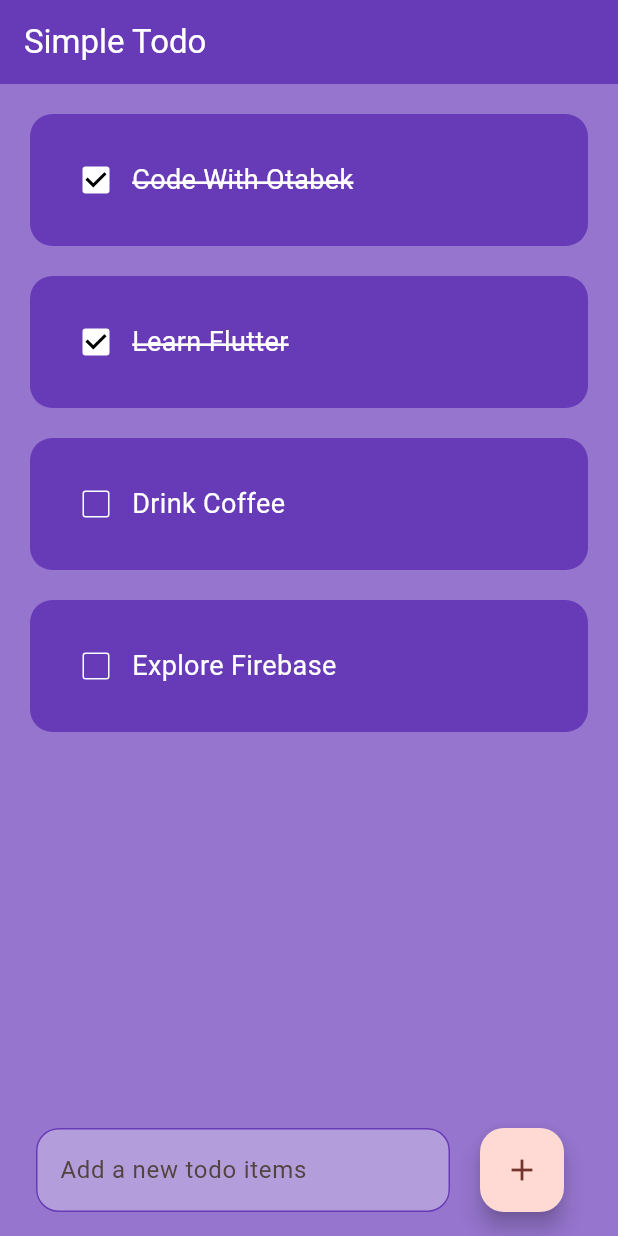
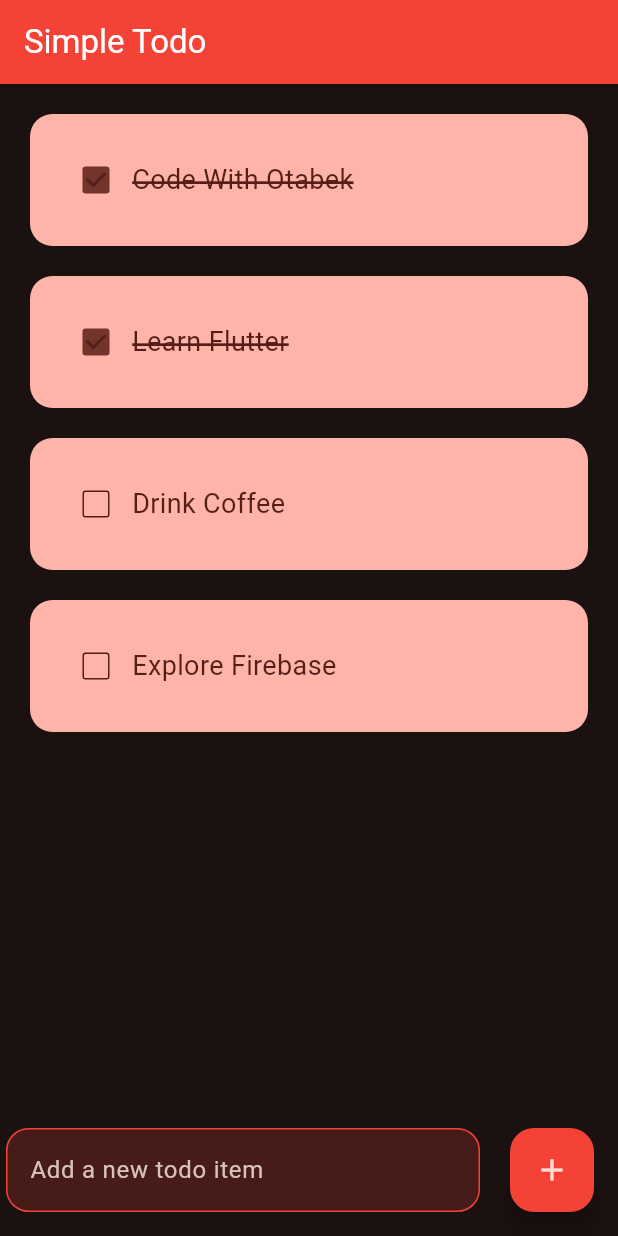
Before and after one commit to Gaitan19/flutterClass, a Flutter app: the screen it shows after launch, on a phone screen of 412 x 824 dp. Run offline on Flutter 3.47's test engine with Material 3 defaults, Android fonts, the light colour scheme and no system bars; drawn by our look-alikes of flutter_slidable.

Commit message:
refactor: Update theme colors and styles for improved UI consistency

```diff
--- a/flutterProyects/todo_list/lib/config/theme/app_theme.dart
+++ b/flutterProyects/todo_list/lib/config/theme/app_theme.dart
@@ -1,9 +1,7 @@
 import 'package:flutter/material.dart';
 
-const Color _customColor = Color(0xFF5c11d4);
-
 const List<Color> _colorsThemes = [
-  _customColor,
+  Color(0xFF5c11d4), // Custom Purple
   Colors.blue,
   Colors.red,
   Colors.green,
@@ -23,8 +21,33 @@ class AppTheme {
   ThemeData theme() {
     return ThemeData(
       useMaterial3: true,
-      colorSchemeSeed: _colorsThemes[selectedColor],
-      // brightness: Brightness.dark
+      colorScheme: ColorScheme.fromSeed(
+        seedColor: _colorsThemes[selectedColor],
+        brightness: Brightness.dark,
+      ),
+      appBarTheme: AppBarTheme(
+        backgroundColor: _colorsThemes[selectedColor],
+        foregroundColor: Colors.white,
+      ),
+      floatingActionButtonTheme: FloatingActionButtonThemeData(
+        backgroundColor: _colorsThemes[selectedColor],
+      ),
+      inputDecorationTheme: InputDecorationTheme(
+        filled: true,
+        fillColor: _colorsThemes[selectedColor].withOpacity(0.2),
+        enabledBorder: OutlineInputBorder(
+          borderSide: BorderSide(
+            color: _colorsThemes[selectedColor],
+          ),
+          borderRadius: BorderRadius.circular(15),
+        ),
+        focusedBorder: OutlineInputBorder(
+          borderSide: BorderSide(
+            color: _colorsThemes[selectedColor],
+          ),
+          borderRadius: BorderRadius.circular(15),
+        ),
+      ),
     );
   }
 }
--- a/flutterProyects/todo_list/lib/pages/home_page.dart
+++ b/flutterProyects/todo_list/lib/pages/home_page.dart
@@ -39,13 +39,8 @@ class _HomePageState extends State<HomePage> {
   @override
   Widget build(BuildContext context) {
     return Scaffold(
-      backgroundColor: Colors.deepPurple.shade300,
       appBar: AppBar(
-        title: const Text(
-          'Simple Todo',
-        ),
-        backgroundColor: Colors.deepPurple,
-        foregroundColor: Colors.white,
+        title: const Text('Simple Todo'),
       ),
       body: ListView.builder(
         itemCount: toDoList.length,
@@ -58,33 +53,15 @@ class _HomePageState extends State<HomePage> {
           );
         },
       ),
-      floatingActionButton: Padding(
-        padding: const EdgeInsets.symmetric(horizontal: 20),
-        child: Row(
+      floatingActionButton: Row(
         children: [
           Expanded(
             child: Padding(
-                padding: const EdgeInsets.symmetric(
-                  horizontal: 20,
-                ),
+              padding: const EdgeInsets.symmetric(horizontal: 20),
               child: TextField(
                 controller: _controller,
-                  decoration: InputDecoration(
-                    hintText: 'Add a new todo items',
-                    filled: true,
-                    fillColor: Colors.deepPurple.shade200,
-                    enabledBorder: OutlineInputBorder(
-                      borderSide: const BorderSide(
-                        color: Colors.deepPurple,
-                      ),
-                      borderRadius: BorderRadius.circular(15),
-                    ),
-                    focusedBorder: OutlineInputBorder(
-                      borderSide: const BorderSide(
-                        color: Colors.deepPurple,
-                      ),
-                      borderRadius: BorderRadius.circular(15),
-                    ),
+                decoration: const InputDecoration(
+                  hintText: 'Add a new todo item',
                 ),
               ),
             ),
@@ -95,7 +72,6 @@ class _HomePageState extends State<HomePage> {
           ),
         ],
       ),
-      ),
     );
   }
 }
--- a/flutterProyects/todo_list/lib/utils/todo_list.dart
+++ b/flutterProyects/todo_list/lib/utils/todo_list.dart
@@ -17,6 +17,7 @@ class TodoList extends StatelessWidget {
 
   @override
   Widget build(BuildContext context) {
+    final theme = Theme.of(context);
     return Padding(
       padding: const EdgeInsets.only(
         top: 20,
@@ -32,13 +33,15 @@ class TodoList extends StatelessWidget {
               onPressed: deleteFunction,
               icon: Icons.delete,
               borderRadius: BorderRadius.circular(15),
+              backgroundColor: theme.colorScheme.error,
+              foregroundColor: theme.colorScheme.onError,
             ),
           ],
         ),
         child: Container(
           padding: const EdgeInsets.all(20),
           decoration: BoxDecoration(
-            color: Colors.deepPurple,
+            color: theme.colorScheme.primary,
             borderRadius: BorderRadius.circular(15),
           ),
           child: Row(
@@ -46,22 +49,24 @@ class TodoList extends StatelessWidget {
               Checkbox(
                 value: taskCompleted,
                 onChanged: onChanged,
-                checkColor: Colors.black,
-                activeColor: Colors.white,
-                side: const BorderSide(
-                  color: Colors.white,
+                checkColor: theme.colorScheme.onPrimary,
+                activeColor: theme.colorScheme.primaryContainer,
+                side: BorderSide(
+                  color: theme.colorScheme.onPrimary,
                 ),
               ),
-              Text(
+              Expanded(
+                child: Text(
                   taskName,
                   style: TextStyle(
-                  color: Colors.white,
+                    color: theme.colorScheme.onPrimary,
                     fontSize: 18,
                     decoration: taskCompleted
                         ? TextDecoration.lineThrough
                         : TextDecoration.none,
-                  decorationColor: Colors.white,
+                    decorationColor: theme.colorScheme.onPrimary,
                     decorationThickness: 2,
+                  ),
                 ),
               ),
             ],
```
Lines whose indentation alone changed are shown as unchanged.
